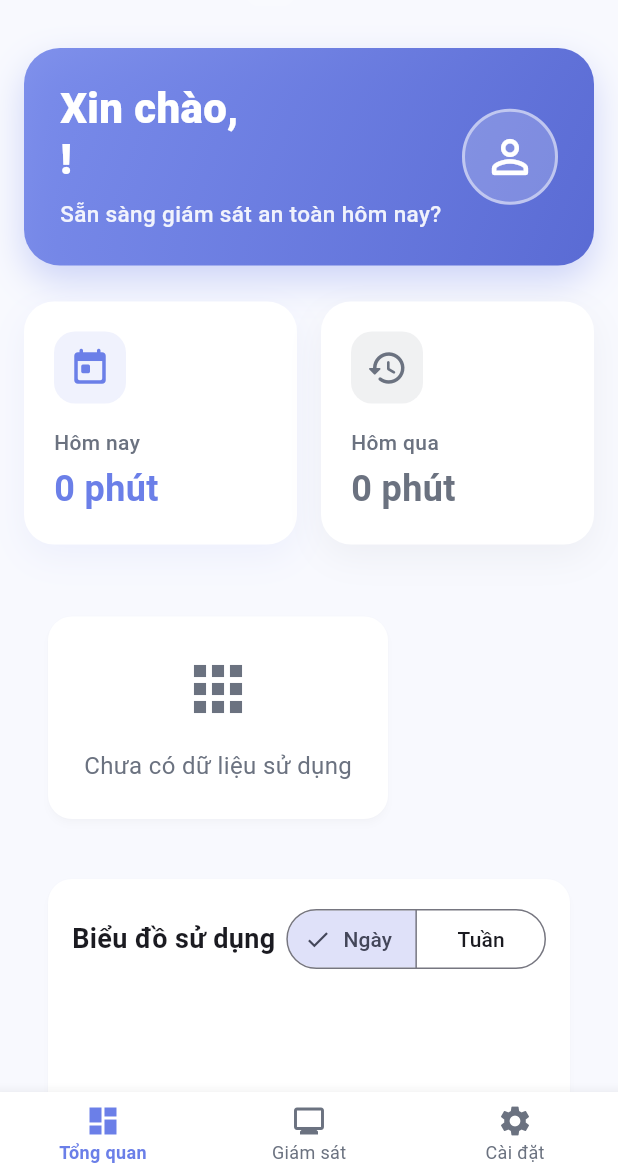
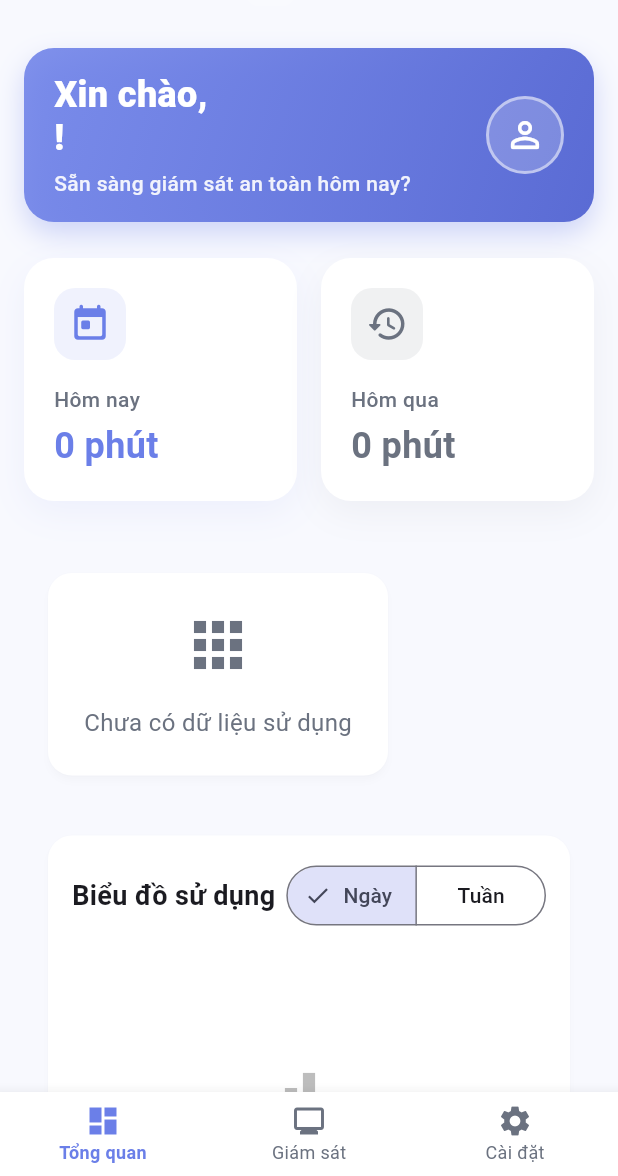
Before and after one commit to minhduc01168/KidGuardian-THPT, a Flutter app: the ParentDashboard screen opened directly, on a phone screen of 412 x 824 dp, the part 60-1236 px from its top. Run offline on Flutter 3.47's test engine with Material 3 defaults, Android fonts, the phone set to English and light mode, and no system bars; our stand-ins replace cloud_firestore, cloud_functions, csv, equatable, firebase_auth, firebase_core and 11 more; missing offline and left inert: installed_apps; accounts and stored records are empty.

Commit message:
style(ui): shrink welcome card on Parent Dashboard
- Reduced horizontal and vertical paddings of the welcome card
- Scaled down greeting font sizes (28->24, 15->14)
- Resized profile avatar (64->52) to save vertical space

```diff
--- a/lib/presentation/features/dashboard/screens/parent_dashboard.dart
+++ b/lib/presentation/features/dashboard/screens/parent_dashboard.dart
@@ -238,19 +238,19 @@ class _ParentDashboardState extends State<ParentDashboard> {
             // Welcome card
             Container(
               width: double.infinity,
-              padding: EdgeInsets.all(24),
+              padding: EdgeInsets.symmetric(horizontal: 20, vertical: 16),
               decoration: BoxDecoration(
                 gradient: LinearGradient(
                   colors: [AppColors.primary.withOpacity(0.85), AppColors.primaryDark],
                   begin: Alignment.topLeft,
                   end: Alignment.bottomRight,
                 ),
-                borderRadius: BorderRadius.circular(24),
+                borderRadius: BorderRadius.circular(20),
                 boxShadow: [
                   BoxShadow(
                     color: AppColors.primary.withOpacity(0.3),
-                    blurRadius: 20,
-                    offset: const Offset(0, 10),
+                    blurRadius: 15,
+                    offset: const Offset(0, 8),
                   ),
                 ],
               ),
@@ -263,17 +263,17 @@ class _ParentDashboardState extends State<ParentDashboard> {
                         Text(
                           'Xin chào,\n${user.displayName}!',
                           style: const TextStyle(
-                            fontSize: 28,
+                            fontSize: 24,
                             fontWeight: FontWeight.w900,
                             color: Colors.white,
                             height: 1.2,
                           ),
                         ),
-                        const SizedBox(height: 8),
+                        const SizedBox(height: 6),
                         Text(
                           'Sẵn sàng giám sát an toàn hôm nay?',
                           style: TextStyle(
-                            fontSize: 15,
+                            fontSize: 14,
                             color: Colors.white.withOpacity(0.9),
                             fontWeight: FontWeight.w500,
                           ),
@@ -282,14 +282,14 @@ class _ParentDashboardState extends State<ParentDashboard> {
                     ),
                   ),
                   Container(
-                    width: 64,
-                    height: 64,
+                    width: 52,
+                    height: 52,
                     decoration: BoxDecoration(
                       color: Colors.white.withOpacity(0.2),
                       shape: BoxShape.circle,
                       border: Border.all(color: Colors.white.withOpacity(0.5), width: 2),
                     ),
-                    child: const Icon(Icons.person_outline_rounded, size: 36, color: Colors.white),
+                    child: const Icon(Icons.person_outline_rounded, size: 28, color: Colors.white),
                   ),
                 ],
               ),
```
